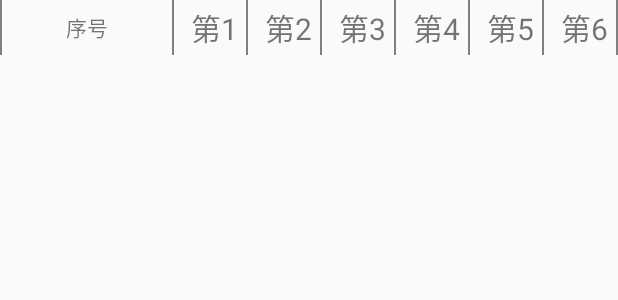
After one commit to yupeiyong/Permutation, an Android app: the layout list_header.xml on its own in the app's theme, with its tools: preview values and no code run, on a phone screen of 412 x 824 dp. The commit adds this screen. Shown: the top 300 px of the screen. Run offline under Robolectric (Android 15) with nearby library versions, the phone set to English and light mode, and no system bars.

Commit message:
列表显示调整

```diff
--- a/app/src/main/res/layout/activity_number_list.xml
+++ b/app/src/main/res/layout/activity_number_list.xml
@@ -6,6 +6,12 @@
     android:layout_height="match_parent"
     android:orientation="vertical"
     tools:context=".NumberListActivity">
+    <View
+        style="@style/list_item_seperator_layout"/>
+    <include
+        layout="@layout/list_header"/>
+    <View
+        style="@style/list_item_seperator_layout"/>
     <ListView
         android:id="@+id/lv_number"
         android:layout_width="match_parent"
--- /dev/null
+++ b/app/src/main/res/layout/list_header.xml
@@ -0,0 +1,53 @@
+<?xml version="1.0" encoding="utf-8"?>
+<LinearLayout xmlns:android="http://schemas.android.com/apk/res/android"
+    android:layout_width="fill_parent"
+    android:layout_height="wrap_content">
+    <TableLayout
+        android:layout_width="fill_parent"
+        android:layout_height="wrap_content"
+        android:stretchColumns="1">
+        <TableRow
+            android:id="@+id/stock_list_header_row">
+            <View
+                style="@style/list_item_cell_seperator_layout"/>
+            <TextView
+                android:text="序号"
+                android:layout_width="wrap_content"
+                android:layout_height="wrap_content"
+                android:layout_gravity="center"
+                android:padding="2dip"/>
+            <View
+                style="@style/list_item_cell_seperator_layout"/>
+            <TextView
+                android:text="第1"
+                style="@style/textview_header"/>
+            <View
+                style="@style/list_item_cell_seperator_layout"/>
+            <TextView
+                android:text="第2"
+                style="@style/textview_header"/>
+            <View
+                style="@style/list_item_cell_seperator_layout"/>
+            <TextView
+                android:text="第3"
+                style="@style/textview_header"/>
+            <View
+                style="@style/list_item_cell_seperator_layout"/>
+            <TextView
+                android:text="第4"
+                style="@style/textview_header"/>
+            <View
+                style="@style/list_item_cell_seperator_layout"/>
+            <TextView
+                android:text="第5"
+                style="@style/textview_header"/>
+            <View
+                style="@style/list_item_cell_seperator_layout"/>
+            <TextView
+                android:text="第6"
+                style="@style/textview_header"/>
+            <View
+                style="@style/list_item_cell_seperator_layout"/>
+        </TableRow>
+    </TableLayout>
+</LinearLayout>
--- a/app/src/main/res/values/colors.xml
+++ b/app/src/main/res/values/colors.xml
@@ -19,4 +19,10 @@
 
     <color name="black_overlay">#66000000</color>
     <color name="blue">#0000FF</color>
+    <!--表格颜色-->
+    <color name="color_dark_grey">#808080</color>
+    <color name="color_black">#000000</color>
+    <color name="color_green">#00FF00</color>
+    <color name="color_red">#FF0000</color>
+    <color name="color_white">#FFFFFF</color>
 </resources>
--- a/app/src/main/res/values/styles.xml
+++ b/app/src/main/res/values/styles.xml
@@ -89,11 +89,32 @@
     <style name="AppTheme.AppBarOverlay" parent="ThemeOverlay.AppCompat.Dark.ActionBar" />
     <style name="AppTheme.PopupOverlay" parent="ThemeOverlay.AppCompat.Light" />
     <style name="textview_number">
-        <item name="android:layout_width">wrap_content</item>
+        <item name="android:layout_width">40dp</item>
         <item name="android:layout_height">wrap_content</item>
         <item name="android:textColor">@color/blue</item>
+        <item name="android:textSize">18dp</item>
+        <item name="android:padding">3dp</item>
+        <item name="android:layout_marginLeft">8dp</item>
+    </style>
+
+    <style name="textview_header">
+        <item name="android:layout_width">40dp</item>
+        <item name="android:layout_height">wrap_content</item>
         <item name="android:textSize">20dp</item>
         <item name="android:padding">3dp</item>
         <item name="android:layout_marginLeft">8dp</item>
     </style>
+    <!-- Define the list items style begin -->
+    <style name="list_item_seperator_layout">
+        <item name="android:layout_width">fill_parent</item>
+        <item name="android:layout_height">1dip</item>
+        <item name="android:background">@color/color_dark_grey</item>
+    </style>
+    <style name="list_item_cell_seperator_layout">
+        <item name="android:layout_width">1dip</item>
+        <item name="android:layout_height">fill_parent</item>
+        <item name="android:background">@color/color_dark_grey</item>
+    </style>
+    <!-- Define the list items style end -->
+
 </resources>
```
Also changed, not shown: app/src/main/res/layout/item_number.xml (+59 -7 lines), app/src/main/res/layout/list_item.xml (added, +56 -0 lines).
